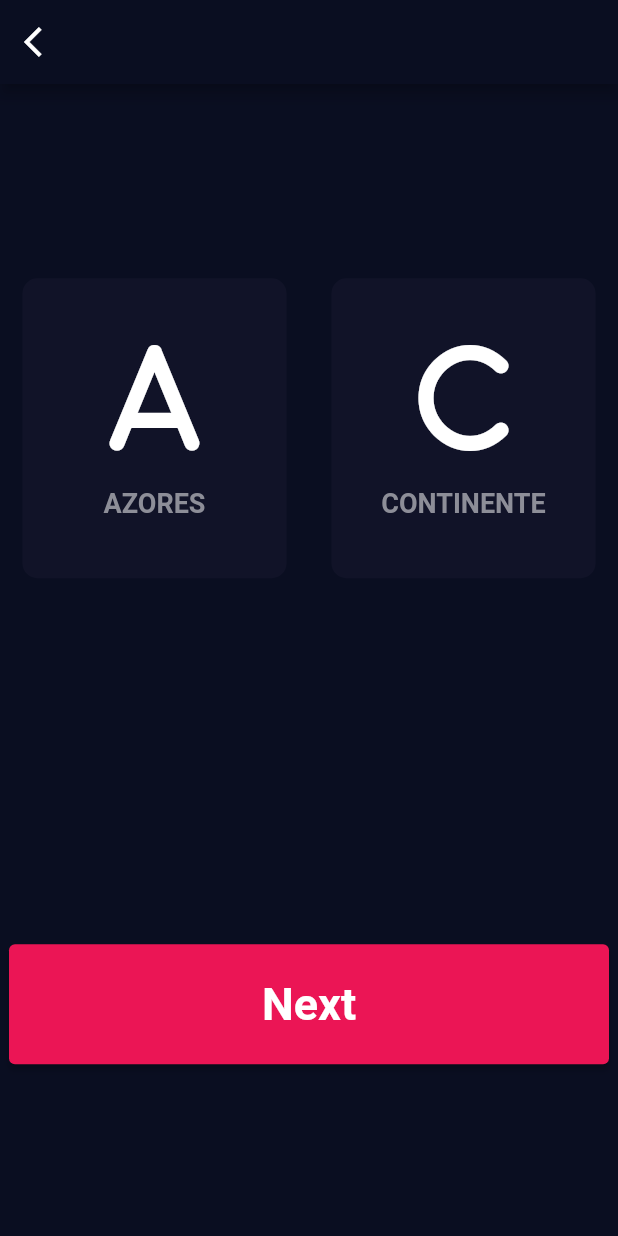
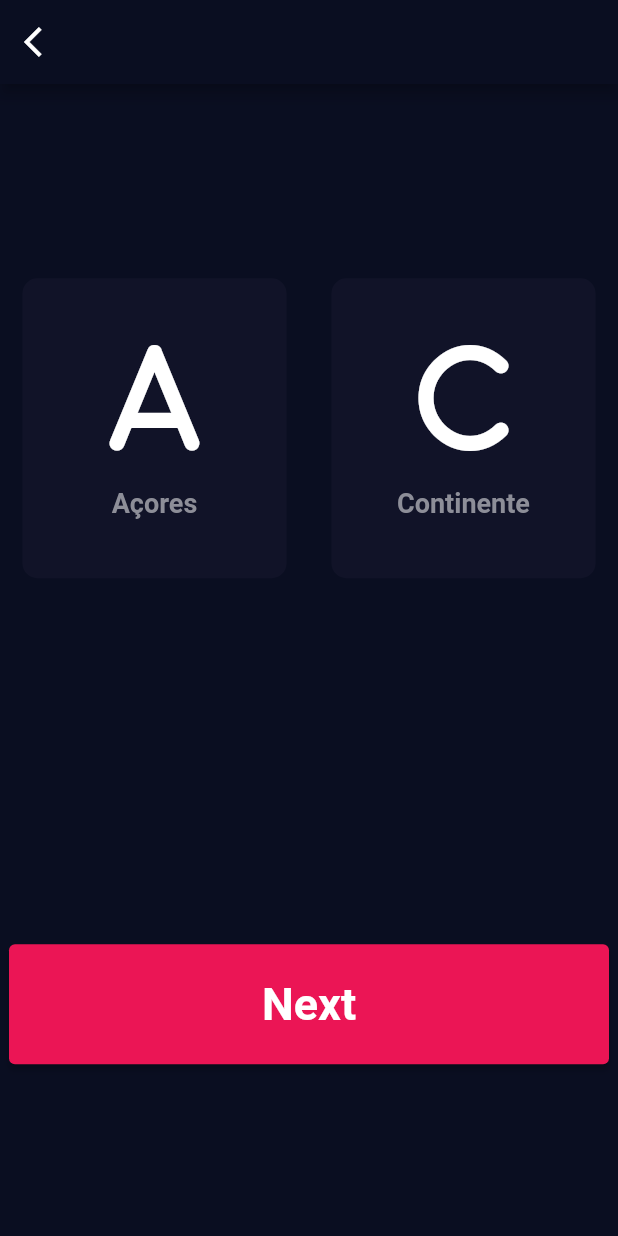
Before and after one commit to MiguelAzevedo2108/Salary, a Flutter app: the ResultPageOne screen opened directly, after a tap on the "arrow back ios" icon, on a phone screen of 412 x 824 dp. Run offline on Flutter 3.47's test engine with Material 2 defaults, Android fonts, the phone set to English and light mode, and no system bars; our stand-ins replace font_awesome_flutter.

Commit message:
fix some bugs

```diff
--- a/lib/pages/fiscal_page/fiscal_page.dart
+++ b/lib/pages/fiscal_page/fiscal_page.dart
@@ -138,7 +138,7 @@ class _FiscalPageState extends State<FiscalPage> {
                       : standardCardColor,
                   cardChild: CardContent(
                     icon: FontAwesomeIcons.a,
-                    text: Fiscal.AZORES.name,
+                    text: "Açores",
                   ),
                 ),
               ),
@@ -157,7 +157,7 @@ class _FiscalPageState extends State<FiscalPage> {
                       : standardCardColor,
                   cardChild: CardContent(
                     icon: FontAwesomeIcons.c,
-                    text: Fiscal.CONTINENTE.name,
+                    text: "Continente",
                   ),
                 ),
               ),
--- a/lib/pages/result_page/result_page_one.dart
+++ b/lib/pages/result_page/result_page_one.dart
@@ -42,6 +42,7 @@ class _ResultPageOneState extends State<ResultPageOne> {
           FinalCard(color: standardCardColor, cardChild: FinalCardContent(text: "Salario Bruto", value: salary.salaryAmount.toStringAsFixed(1))),
           FinalCard(color: standardCardColor, cardChild: FinalCardContent(text: "Salario Liquido", value: netSalaryCalculation(salary.salaryAmount).toStringAsFixed(1))),
           FinalCard(color: standardCardColor, cardChild: FinalCardContent(text: "Subsidio Alimentaçao em Cartão", value: (salary.mealAmount * 22).toStringAsFixed(1))),
+          FinalCard(color: standardCardColor, cardChild: FinalCardContent(text: "Taxa de Segurança Social", value: 11.toStringAsFixed(1))),
           FinalCard(color: standardCardColor, cardChild: FinalCardContent(text: "Taxa de IRS", value: salary.taxPercentage.toStringAsFixed(1))),
           const SizedBox(height: 70),
           Container(
@@ -67,7 +68,7 @@ class _ResultPageOneState extends State<ResultPageOne> {
                   Padding(
                     padding: const EdgeInsets.only(left: 20),
                     child: Text(
-                        "Irás receber ${netSalaryCalculation(salary.salaryAmount).toStringAsFixed(1)} na conta e ${(salary.mealAmount * 22).toStringAsFixed(1)} em cartão",
+                        "Irás receber ${(netSalaryCalculation(salary.salaryAmount) - salary.mealAmount*22).toStringAsFixed(1)} na conta e ${(salary.mealAmount * 22).toStringAsFixed(1)} em cartão",
                       style: const TextStyle(
                         fontSize: 15,
                         fontWeight: FontWeight.bold,
```
